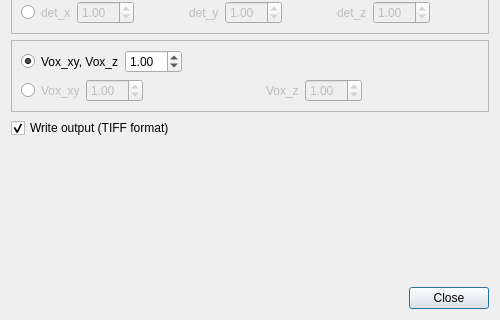
ornlneutronimaging/pyMBIR_UI, file src/ui/advanced_settings.ui: the form before one commit; both pictures show x 0 to 500 and y 199 to 519 of the 500 by 519 pixel window.
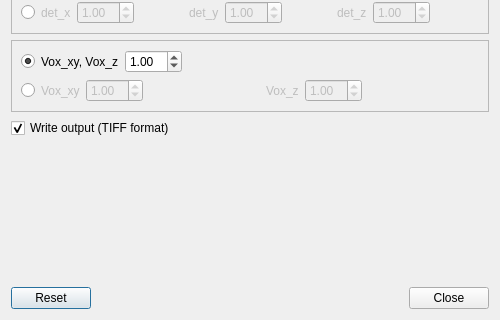
The form after the commit.

Commit message: Reset options. this refs #13

```diff
--- a/src/ui/advanced_settings.ui
+++ b/src/ui/advanced_settings.ui
@@ -588,6 +588,13 @@
    </item>
    <item>
     <layout class="QHBoxLayout" name="horizontalLayout_11">
+     <item>
+      <widget class="QPushButton" name="pushButton">
+       <property name="text">
+        <string>Reset</string>
+       </property>
+      </widget>
+     </item>
      <item>
       <spacer name="horizontalSpacer_13">
        <property name="orientation">
```
Left out of the diff: 17 changed lines with no effect on the pictures. The commit also changes 2 other files.
